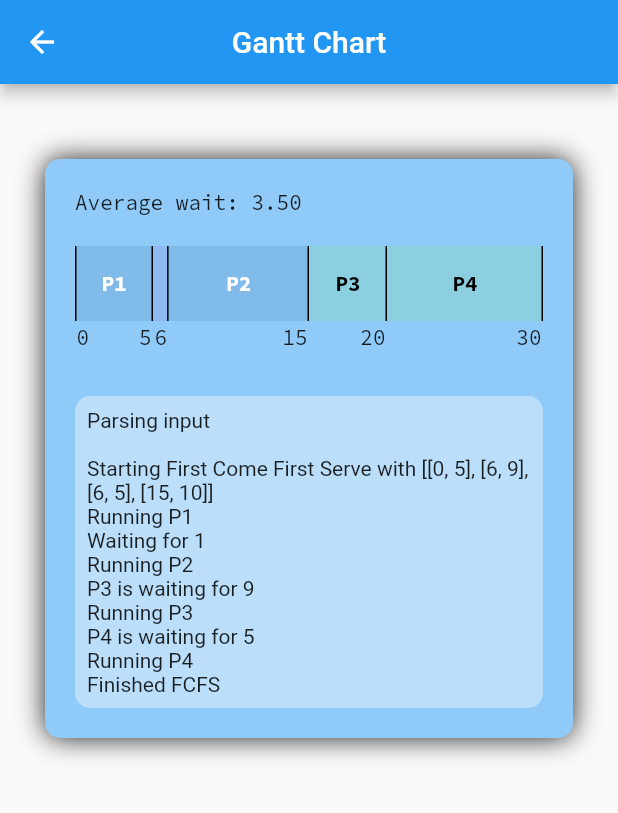
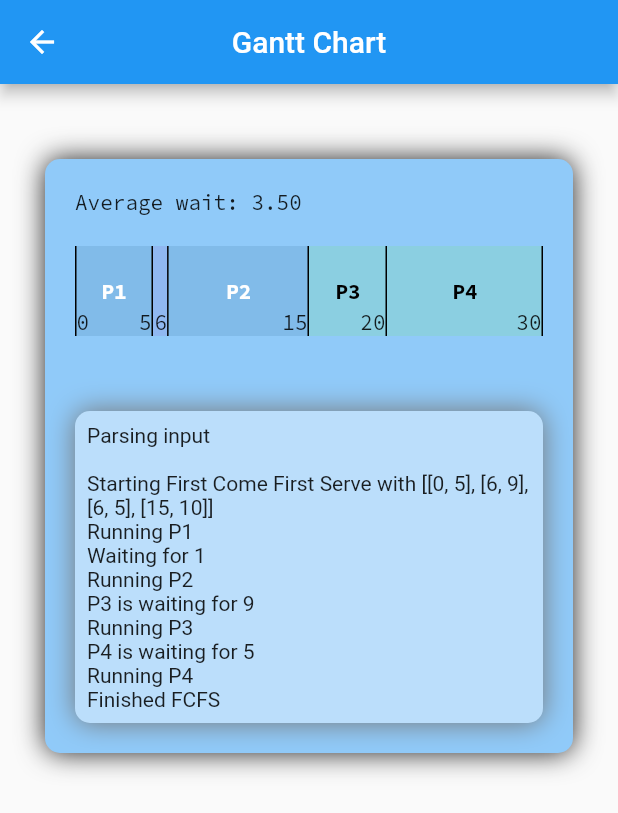
Before and after one commit to ravipatel0508/CPU_Scheduling_Algorithm, a Flutter app: the screen it shows after launch, after a tap on "Gantt Chart", on a phone screen of 412 x 824 dp. Shown: the top 813 px of the screen. Run offline on Flutter 3.47's test engine with Material 2 defaults, Android fonts, the light colour scheme and no system bars; our stand-ins replace fl_chart, google_fonts.

Commit message:
seventh commit

```diff
--- a/lib/GantChart.dart
+++ b/lib/GantChart.dart
@@ -5,17 +5,23 @@ import 'dart:math';
 import 'package:flutter/cupertino.dart';
 import 'package:flutter/material.dart';
 import 'package:google_fonts/google_fonts.dart';
+import 'package:scheduling_algorithm/appTheme.dart';
+import 'package:scheduling_algorithm/colors.dart';
 
 
 Widget FCFS(List<List<num>> processes) {
   StringBuffer log = new StringBuffer();
+
   log.writeln("Parsing input\n");
   log.write("Starting First Come First Serve with $processes");
+
   num totalTime = 0;
   num count = 1;
   num totalWait = 0;
-  List<Color> colors = List.generate(processes.length, (index) => Color((Random(index).nextDouble() * 0xFFFFFF).toInt()).withOpacity(0.1));
+
+  List<Color> colors = List.generate(processes.length, (index) => light ? Color((Random(index).nextDouble() * 0xFFFFFF).toInt()).withOpacity(0.1) : Color((Random(index).nextDouble() * 0xFFFFFF).toInt()).withOpacity(0.2));
   List<CpuProcessBar> resList = [];
+
   for (var process in processes) {
     if (process[0] > totalTime) {
       int time = process[0] - totalTime as int;
@@ -23,13 +29,15 @@ Widget FCFS(List<List<num>> processes) {
       resList.add(new CpuProcessBar(totalTime as int, totalTime + time, "", colors[1]));
       totalTime += time;
     }
-    //TODO: Add generated colors here as well
+
     var color = colors[2];
+
     if (process[0] < totalTime) {
       log.write("\nP$count is waiting for ${totalTime - process[0]}");
       totalWait += totalTime - process[0];
       color = colors[3];
     }
+
     log.write("\nRunning P$count");
     resList.add(CpuProcessBar(totalTime as int, totalTime + (process[1] as int), "P$count", color));
     totalTime += process[1] as int;
@@ -48,7 +56,7 @@ Widget SJF(List<List<num>> processes) {
   num count = 0;
   num totalWait = 0;
   List<CpuProcessBar> resList = [];
-  List<Color> colors = List.generate(processes.length, (index) => Color((Random(index).nextDouble() * 0xFFFFFF).toInt()).withOpacity(0.1));
+  List<Color> colors = List.generate(processes.length, (index) => light ? Color((Random(index).nextDouble() * 0xFFFFFF).toInt()).withOpacity(0.1) : Color((Random(index).nextDouble() * 0xFFFFFF).toInt()).withOpacity(0.2));
   var delayProcess = [0, double.infinity, -1];
 
   List<num> currentProcess = delayProcess;
@@ -114,7 +122,7 @@ Widget RR(List<List<num>> processes, int n) {
   num count = 0;
   num totalWait = 0;
   List<CpuProcessBar> resList = [];
-  List<Color> colors = List.generate(processes.length, (index) => Color((Random(index).nextDouble() * 0xFFFFFF).toInt()).withOpacity(0.1));
+  List<Color> colors = List.generate(processes.length, (index) => light ? Color((Random(index).nextDouble() * 0xFFFFFF).toInt()).withOpacity(0.1) : Color((Random(index).nextDouble() * 0xFFFFFF).toInt()).withOpacity(0.2));
   var delayProcess = [0, double.infinity, -1];
 
   List<num> currentProcess = delayProcess;
@@ -168,12 +176,35 @@ Widget RR(List<List<num>> processes, int n) {
   return CpuResult(totalWait / processes.length, resList, log);
 }
 
-class CpuResult extends StatelessWidget {
+class CpuResult extends StatefulWidget {
   final double avgWait;
   late final List<CpuProcessBar> list;
   final StringBuffer gg;
 
   CpuResult(this.avgWait,this.list, this.gg);
+
+  @override
+  _CpuResultState createState() => _CpuResultState();
+}
+
+class _CpuResultState extends State<CpuResult> with SingleTickerProviderStateMixin{
+  late AnimationController controller;
+  late Animation<double> animation;
+
+  @override
+  void initState(){
+    super.initState();
+    controller = AnimationController(vsync: this, duration: Duration(seconds: 1));
+
+    controller.forward();
+    animation = Tween(begin: 0.0, end: 1.0).animate(controller);
+  }
+
+  @override
+  void dispose() {
+    super.dispose();
+    controller.dispose();
+  }
 
   @override
   Widget build(BuildContext context) {
@@ -190,35 +221,40 @@ class CpuResult extends StatelessWidget {
             child: Container(
               margin: EdgeInsets.fromLTRB(30, 50, 30, 50),
               padding: EdgeInsets.all(20.0),
-              decoration: BoxDecoration(borderRadius: BorderRadius.circular(10.0), color: Colors.blue[200], boxShadow: [BoxShadow(color: Colors.grey[900]!, blurRadius: 15)]),
               child: Column(
                 crossAxisAlignment: CrossAxisAlignment.stretch,
                 children: [
                   Text(
-                    "Average wait: ${avgWait.toStringAsFixed(2)}",
+                    "Average wait: ${widget.avgWait.toStringAsFixed(2)}",
                     style: GoogleFonts.sourceCodePro(),
                   ),
                   SizedBox(
                     height: 20,
                   ),
-                  SizedBox(
-                    height: 50,
-                    child: Row(
-                      children: list,
+                  SizeTransition(
+                    sizeFactor: controller,
+                    //axis: Axis.vertical,
+                    child: SizedBox(
+                      height: 60,
+                      child: Row(
+                        children: widget.list,
+                      ),
                     ),
                   ),
                   Container(margin: EdgeInsets.fromLTRB(0.0, 50, 0.0, 0.0),
                     decoration: BoxDecoration(
                       borderRadius: BorderRadius.all(Radius.circular(10.0)),
-                      color: Colors.blue[100],
+                      color: light? lightLogColor : darkLogColor,
+                        boxShadow: [light ? BoxShadow(color: Colors.grey[600]!, blurRadius: 15) : BoxShadow(color: Colors.black38, blurRadius: 15)]
                     ),
                     child: Padding(
                       padding: const EdgeInsets.all(8.0),
-                      child: Text(gg.toString()),
+                      child: Text(widget.gg.toString()),
                     ),
                   )
                 ],
               ),
+              decoration: BoxDecoration(borderRadius: BorderRadius.circular(10.0), color: light ? lightGantChartColor : darkGantChartColor , boxShadow: [light ? BoxShadow(color: Colors.grey[900]!, blurRadius: 15) : BoxShadow(color: Colors.black, blurRadius: 15)]),
             ),
           ),
         ),
@@ -249,6 +285,7 @@ class CpuProcessBar extends StatelessWidget {
         ),
         child: Stack(
           clipBehavior: Clip.none,
+          overflow: Overflow.visible,
           children: [
             Center(
               child: Text(
@@ -261,7 +298,7 @@ class CpuProcessBar extends StatelessWidget {
             ),
             Positioned(
               right: 0,
-              bottom: -20,
+              bottom: 0,
               child: Text(
                 end.toString(),
                 style: GoogleFonts.sourceCodePro(),
@@ -269,7 +306,7 @@ class CpuProcessBar extends StatelessWidget {
             ),
             Positioned(
               left: 0,
-              bottom: -20,
+              bottom: 0,
               child: Text(
                 start == 0 ? '0' : '',
                 style: GoogleFonts.sourceCodePro(),
--- a/lib/body_page.dart
+++ b/lib/body_page.dart
@@ -5,6 +5,7 @@ import 'package:google_fonts/google_fonts.dart';
 import 'package:scheduling_algorithm/button.dart';
 import 'package:scheduling_algorithm/GantChart.dart';
 
+import 'Chart/Visulization_Chart.dart';
 import 'appTheme.dart';
 import 'colors.dart';
 
@@ -190,13 +191,32 @@ class _BodyPageState extends State<BodyPage> {
                           ),
                           Column(
                             children: [
-                              button(
-                                onPressed: () {},
-                                buttonText: 'Visualization',
-                                isEnabled: true,
+                              Hero(
+                                tag: 'lol',
+                                transitionOnUserGestures: true,
+                                child: button(
+                                  onPressed: () {
+                                    if(dropDown == 1) {
+                                      Navigator.push(context, MaterialPageRoute(
+                                          builder: (context) =>
+                                              FCFS_Chart(parseComputationProcesses())));
+                                    }else if(dropDown == 2){
+                                      Navigator.push(context, MaterialPageRoute(
+                                          builder: (context) =>
+                                              SJF_Chart(parseComputationProcesses())));
+                                    }else{
+                                      Navigator.push(context, MaterialPageRoute(
+                                          builder: (context) =>
+                                              RR_Chart(parseComputationProcesses(),RR_WINDOW)));
+                                    }
+                                  },
+                                  buttonText: 'Visualization',
+                                  isEnabled: true,
+                                ),
                               ),
                             ],
                           ),
+
                         ],
                       ),
                     ],
@@ -241,7 +261,7 @@ class _BodyPageState extends State<BodyPage> {
         title: Text(
             index != 3 ? getData(DataChoice.values[index]) : "Create your own"),
         value: DataChoice.values[index],
-        activeColor: Colors.blueAccent,
+        activeColor: light ? Colors.blueAccent : Colors.deepPurple,
         groupValue: dataChoice,
         onChanged: (DataChoice? value) {
           choiceText = getData(DataChoice.values[index]);
@@ -303,7 +323,7 @@ class TableErrorContainer extends StatelessWidget {
   @override
   Widget build(BuildContext context) {
     return Container(
-      color: Colors.blue[100],
+      color: light ? Colors.blue[100] : Colors.deepPurple[300],
       alignment: Alignment.center,
       child: Text(text!),
     );
@@ -329,7 +349,7 @@ class ProcessTable extends StatelessWidget {
   final List<TableRow> rows;
   static const TextStyle heading = TextStyle(
     fontWeight: FontWeight.bold,
-    color: Colors.blueAccent,
+    //color: Colors.deepPurpleAccent,
   );
 
   static ProcessTable fromProcessList(List<List<num>> processes,
@@ -396,7 +416,7 @@ class ProcessTable extends StatelessWidget {
   @override
   Widget build(BuildContext context) {
     return Container(
-      color: Colors.blue[100],
+      color: light ? Colors.blue[200] : Colors.deepPurple[300],
       child: Table(
         border: TableBorder.all(),
         children: rows,
--- a/lib/colors.dart
+++ b/lib/colors.dart
@@ -3,7 +3,14 @@ import 'package:flutter/material.dart';
 Color darkButtonColor = Colors.deepPurpleAccent;
 Color darkPrimaryColor = Colors.deepPurpleAccent;
 Color darkAccentColor = Colors.deepPurple;
+Color darkGantChartColor = Colors.deepPurple[300]!;
+Color darkLogColor = Colors.deepPurple[200]!;
+Color darkProcessTable = Colors.deepPurple[200]!;
+
 
 Color lightButtonColor = Colors.blue;
 Color lightPrimaryColor = Colors.blue;
 Color lightAccentColor = Colors.blueAccent;
+Color lightGantChartColor = Colors.blue[200]!;
+Color lightLogColor = Colors.blue[100]!;
+Color lightProcessTable = Colors.blue[100]!;
--- a/lib/main.dart
+++ b/lib/main.dart
@@ -33,20 +33,11 @@ class _MyAppState extends State<MyApp> {
                   light ? img = AssetImage('assets/sun.png') : img = AssetImage('assets/moon.png');
                 });
               }),
-        FlatButton(
-            onPressed: (){
-              setState(() {
-                if (light = false) {
-                  light = true ;
-
-                }else {
-                  light = false;
-                }
-              }
-              );
-            },
-            padding: EdgeInsets.all(20.0),
-            child: Image(image: img))
+        /*Padding(
+          padding: const EdgeInsets.all(8.0),
+          child: Icon(light ? Icons.wb_sunny_outlined : Icons.nights_stay_outlined,color: Colors.amberAccent,),
+        ),
+            ImageIcon(light ? AssetImage('assets/sun.png') : AssetImage('assets/moon.png'),color: Colors.amberAccent,)*/
           ],
         ),
         body: SafeArea(
--- a/pubspec.yaml
+++ b/pubspec.yaml
@@ -24,6 +24,7 @@ dependencies:
   flutter:
     sdk: flutter
   google_fonts: ^2.0.0
+  fl_chart: 0.30.0
 
 
   # The following adds the Cupertino Icons font to your application.
```
Also changed, not shown: lib/Chart/Chart_Data.dart (added, +117 -0 lines), lib/Chart/Visulization_Chart.dart (added, +260 -0 lines), pubspec.lock.
